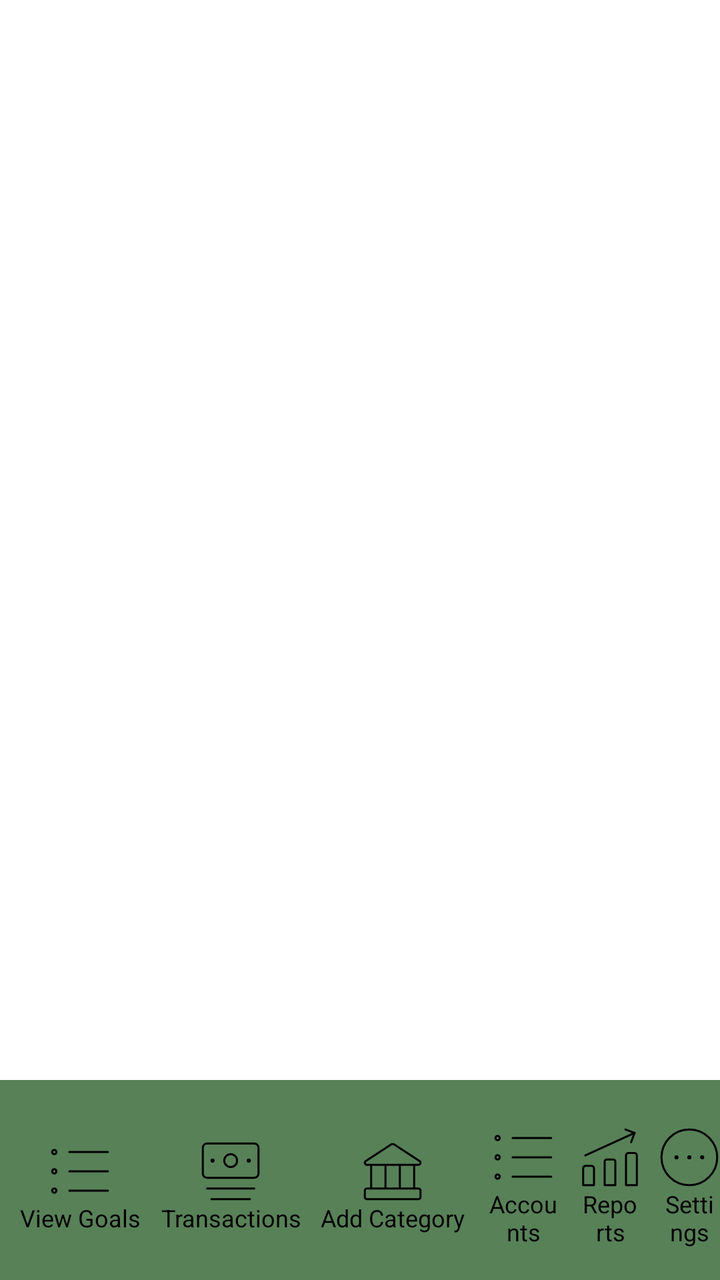
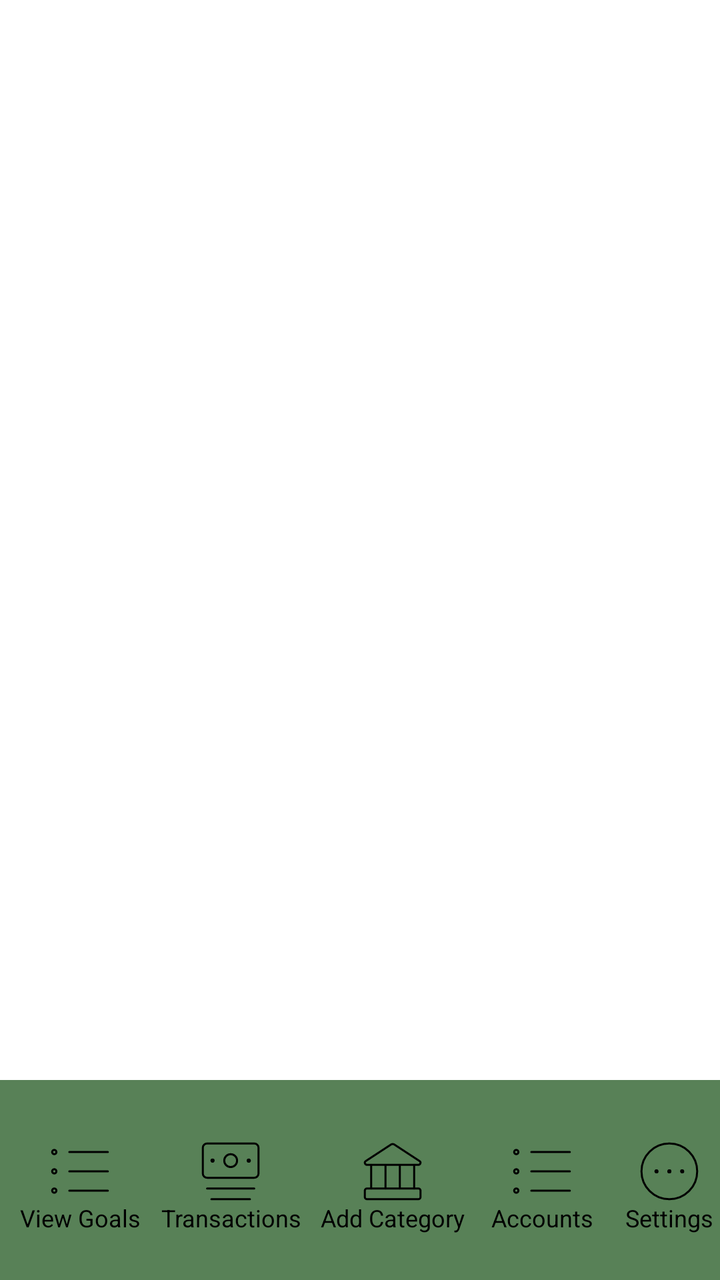

Before-and-after screenshots of an Android layout around one commit, followed by the original layout XML and the change that was made.
<!-- AndroidManifest.xml: application theme Theme.Prog_7313_POE -->
<!-- res/layout/activity_dashboard.xml -->
<?xml version="1.0" encoding="utf-8"?>
<androidx.constraintlayout.widget.ConstraintLayout xmlns:android="http://schemas.android.com/apk/res/android"
    xmlns:app="http://schemas.android.com/apk/res-auto"
    xmlns:tools="http://schemas.android.com/tools"
    android:id="@+id/main"
    android:layout_width="match_parent"
    android:layout_height="match_parent"
    tools:context=".Dashboard">
    <RelativeLayout
        android:layout_width="match_parent"
        android:layout_height="match_parent">

        <FrameLayout
            android:id="@+id/container"
            android:layout_width="match_parent"
            android:layout_height="match_parent" />

        
        <LinearLayout
            android:layout_width="match_parent"
            android:layout_height="100dp"
            android:layout_alignParentBottom="true"
            android:background="#588157"
            android:orientation="horizontal"
            android:gravity="center">

            <TextView
                android:id="@+id/home_text_view"
                android:layout_width="wrap_content"
                android:layout_height="wrap_content"
                android:text="View Goals"
                android:paddingStart="10dp"
                android:textColor="#000000"
                android:textSize="12sp"
                android:drawableTop="@drawable/bullet_list__points_bullet_unordered_list_lists_bullets"
                android:gravity="center"
                android:layout_marginTop="4dp"/>

            <TextView
                android:id="@+id/transaction_text_view"
                android:layout_width="wrap_content"
                android:layout_height="wrap_content"
                android:text="Transactions"
                android:paddingStart="10dp"
                android:textColor="#000000"
                android:textSize="12sp"
                android:drawableTop="@drawable/bill_1__billing_bills_payment_finance_cash_currency_money_accounting"
                android:gravity="center"
                android:layout_marginTop="4dp"/>

            <TextView
                android:id="@+id/category_text_view"
                android:layout_width="wrap_content"
                android:layout_height="wrap_content"
                android:text="Add Category"
                android:paddingStart="10dp"
                android:textColor="#000000"
                android:textSize="12sp"
                android:drawableTop="@drawable/bank__institution_saving_bank_payment_finance"
                android:gravity="center"
                android:layout_marginTop="4dp"/>

            <TextView
                android:id="@+id/txt_account"
                android:layout_width="wrap_content"
                android:layout_height="wrap_content"
                android:layout_marginTop="4dp"
                android:layout_weight="1"
                android:drawableTop="@drawable/account_icon"
                android:gravity="center"
                android:paddingStart="10dp"
                android:text="Accounts"
                android:textColor="#000000"
                android:textSize="12sp" />

            <TextView
                android:id="@+id/txt_reports"
                android:layout_width="wrap_content"
                android:layout_height="wrap_content"
                android:layout_marginTop="4dp"
                android:layout_weight="1"
                android:drawableTop="@drawable/graph_bar_increase__up_product_performance_increase_arrow_graph_business_chart__1_"
                android:gravity="center"
                android:paddingStart="10dp"
                android:text="Reports"
                android:textColor="#000000"
                android:textSize="12sp" />

            <TextView
                android:id="@+id/txt_settings"
                android:layout_width="wrap_content"
                android:layout_height="wrap_content"
                android:layout_marginTop="4dp"
                android:layout_weight="1"
                android:drawableTop="@drawable/horizontal_menu_circle__navigation_dots_three_circle_button_horizontal_menu"
                android:gravity="center"
                android:paddingStart="10dp"
                android:text="Settings"
                android:textColor="#000000"
                android:textSize="12sp" />

        </LinearLayout>

    </RelativeLayout>
</androidx.constraintlayout.widget.ConstraintLayout>
<!-- resources referenced by this layout -->
<resources>
  <!-- drawable account_icon: vector/xml drawable (drawable, 2001 chars, omitted) -->
  <!-- drawable bank__institution_saving_bank_payment_finance: vector/xml drawable (drawable, 2110 chars, omitted) -->
  <!-- drawable bill_1__billing_bills_payment_finance_cash_currency_money_accounting: vector/xml drawable (drawable, 2823 chars, omitted) -->
  <!-- drawable bullet_list__points_bullet_unordered_list_lists_bullets: vector/xml drawable (drawable, 2001 chars, omitted) -->
  <!-- drawable graph_bar_increase__up_product_performance_increase_arrow_graph_business_chart__1_ (drawable) -->
  <vector xmlns:android="http://schemas.android.com/apk/res/android"
      android:width="30dp"
      android:height="30dp"
      android:viewportWidth="30"
      android:viewportHeight="30">
    <path
        android:strokeWidth="1"
        android:pathData="M2.657,14.014L27.3,2.807"
        android:strokeLineJoin="round"
        android:fillColor="#00000000"
        android:strokeColor="#000000"
        android:strokeLineCap="round"/>
    <path
        android:strokeWidth="1"
        android:pathData="M22.693,1.071L27.3,2.807L25.586,7.414"
        android:strokeLineJoin="round"
        android:fillColor="#00000000"
        android:strokeColor="#000000"
        android:strokeLineCap="round"/>
    <path
        android:strokeWidth="1"
        android:pathData="M28.393,28.928H23.036V13.929C23.036,13.644 23.149,13.372 23.349,13.171C23.55,12.97 23.823,12.857 24.107,12.857H27.321C27.606,12.857 27.878,12.97 28.079,13.171C28.28,13.372 28.393,13.644 28.393,13.929V28.928Z"
        android:strokeLineJoin="round"
        android:fillColor="#00000000"
        android:strokeColor="#000000"
        android:strokeLineCap="round"/>
    <path
        android:strokeWidth="1"
        android:pathData="M17.679,28.929H12.321V17.143C12.321,16.859 12.434,16.586 12.635,16.385C12.836,16.184 13.109,16.071 13.393,16.071H16.607C16.891,16.071 17.164,16.184 17.365,16.385C17.566,16.586 17.679,16.859 17.679,17.143V28.929Z"
        android:strokeLineJoin="round"
        android:fillColor="#00000000"
        android:strokeColor="#000000"
        android:strokeLineCap="round"/>
    <path
        android:strokeWidth="1"
        android:pathData="M6.964,28.929H1.607V20.357C1.607,20.073 1.72,19.8 1.921,19.6C2.122,19.399 2.394,19.286 2.679,19.286H5.893C6.177,19.286 6.45,19.399 6.65,19.6C6.851,19.8 6.964,20.073 6.964,20.357V28.929Z"
        android:strokeLineJoin="round"
        android:fillColor="#00000000"
        android:strokeColor="#000000"
        android:strokeLineCap="round"/>
  </vector>
  <!-- drawable horizontal_menu_circle__navigation_dots_three_circle_button_horizontal_menu: vector/xml drawable (drawable, 2534 chars, omitted) -->
</resources>

<!-- the commit's change to res/layout/activity_dashboard.xml (unified diff, before → after) -->
@@ -73,18 +73,7 @@
                 android:textColor="#000000"
                 android:textSize="12sp" />
 
-            <TextView
-                android:id="@+id/txt_reports"
-                android:layout_width="wrap_content"
-                android:layout_height="wrap_content"
-                android:layout_marginTop="4dp"
-                android:layout_weight="1"
-                android:drawableTop="@drawable/graph_bar_increase__up_product_performance_increase_arrow_graph_business_chart__1_"
-                android:gravity="center"
-                android:paddingStart="10dp"
-                android:text="Reports"
-                android:textColor="#000000"
-                android:textSize="12sp" />
+
 
             <TextView
                 android:id="@+id/txt_settings"
<!-- resource entries referenced after the edit -->
@@ -4,48 +4,6 @@
   <!-- drawable bank__institution_saving_bank_payment_finance: vector/xml drawable (drawable, 2110 chars, omitted) -->
   <!-- drawable bill_1__billing_bills_payment_finance_cash_currency_money_accounting: vector/xml drawable (drawable, 2823 chars, omitted) -->
   <!-- drawable bullet_list__points_bullet_unordered_list_lists_bullets: vector/xml drawable (drawable, 2001 chars, omitted) -->
-  <!-- drawable graph_bar_increase__up_product_performance_increase_arrow_graph_business_chart__1_ (drawable) -->
-  <vector xmlns:android="http://schemas.android.com/apk/res/android"
-      android:width="30dp"
-      android:height="30dp"
-      android:viewportWidth="30"
-      android:viewportHeight="30">
-    <path
-        android:strokeWidth="1"
-        android:pathData="M2.657,14.014L27.3,2.807"
-        android:strokeLineJoin="round"
-        android:fillColor="#00000000"
-        android:strokeColor="#000000"
-        android:strokeLineCap="round"/>
-    <path
-        android:strokeWidth="1"
-        android:pathData="M22.693,1.071L27.3,2.807L25.586,7.414"
-        android:strokeLineJoin="round"
-        android:fillColor="#00000000"
-        android:strokeColor="#000000"
-        android:strokeLineCap="round"/>
-    <path
-        android:strokeWidth="1"
-        android:pathData="M28.393,28.928H23.036V13.929C23.036,13.644 23.149,13.372 23.349,13.171C23.55,12.97 23.823,12.857 24.107,12.857H27.321C27.606,12.857 27.878,12.97 28.079,13.171C28.28,13.372 28.393,13.644 28.393,13.929V28.928Z"
-        android:strokeLineJoin="round"
-        android:fillColor="#00000000"
-        android:strokeColor="#000000"
-        android:strokeLineCap="round"/>
-    <path
-        android:strokeWidth="1"
-        android:pathData="M17.679,28.929H12.321V17.143C12.321,16.859 12.434,16.586 12.635,16.385C12.836,16.184 13.109,16.071 13.393,16.071H16.607C16.891,16.071 17.164,16.184 17.365,16.385C17.566,16.586 17.679,16.859 17.679,17.143V28.929Z"
-        android:strokeLineJoin="round"
-        android:fillColor="#00000000"
-        android:strokeColor="#000000"
-        android:strokeLineCap="round"/>
-    <path
-        android:strokeWidth="1"
-        android:pathData="M6.964,28.929H1.607V20.357C1.607,20.073 1.72,19.8 1.921,19.6C2.122,19.399 2.394,19.286 2.679,19.286H5.893C6.177,19.286 6.45,19.399 6.65,19.6C6.851,19.8 6.964,20.073 6.964,20.357V28.929Z"
-        android:strokeLineJoin="round"
-        android:fillColor="#00000000"
-        android:strokeColor="#000000"
-        android:strokeLineCap="round"/>
-  </vector>
   <!-- drawable horizontal_menu_circle__navigation_dots_three_circle_button_horizontal_menu: vector/xml drawable (drawable, 2534 chars, omitted) -->
 </resources>
 
